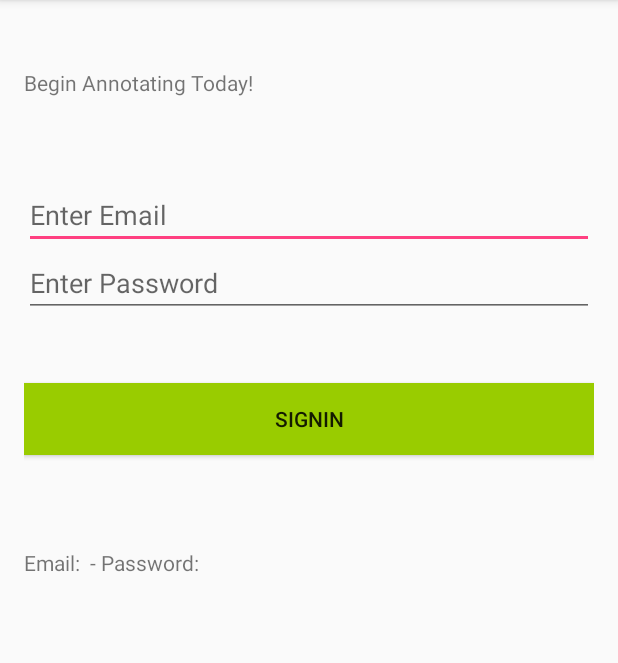
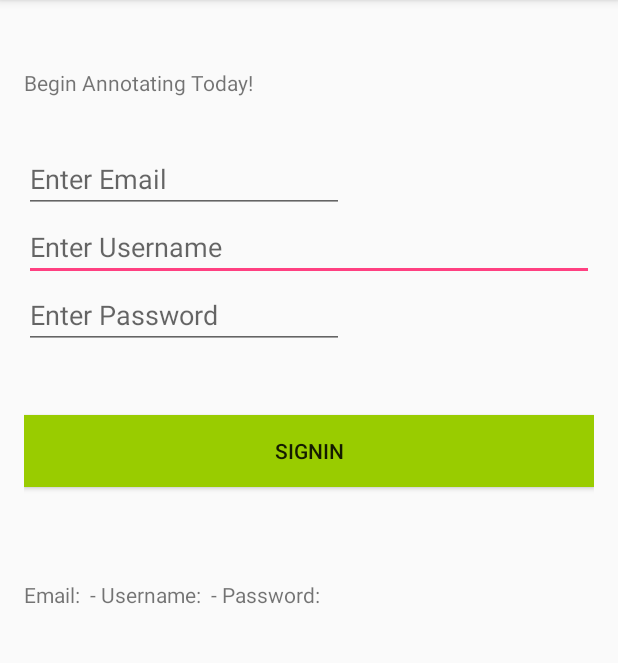
Before and after one commit to AyranIsTheNewRaki/Herodot, an Android app: the screen it shows after launch (MainActivity), after a tap on "SIGNIN", on a phone screen of 412 x 824 dp, the part 84-747 px from its top. Run offline under Robolectric (Android 15) with nearby library versions, the phone set to English and light mode, and no system bars.

Commit message:
add username field to signup form

```diff
--- a/ANDROID/Herdot/app/src/main/java/com/ayranisthenewraki/heredot/herdot/MainActivity.java
+++ b/ANDROID/Herdot/app/src/main/java/com/ayranisthenewraki/heredot/herdot/MainActivity.java
@@ -19,6 +19,7 @@ public class MainActivity extends AppCompatActivity {
     protected void onCreate(Bundle savedInstanceState) {
 
         final EditText emailInput;
+        final EditText usernameInput;
         final EditText passwordInput;
         final TextView outputField;
 
@@ -29,6 +30,7 @@ public class MainActivity extends AppCompatActivity {
         setSupportActionBar(toolbar);
 
         emailInput = (EditText) findViewById(R.id.emailField);
+        usernameInput = (EditText) findViewById(R.id.usernameField);
         passwordInput = (EditText) findViewById(R.id.passwordField);
         outputField = (TextView) findViewById(R.id.emailAndPassword);
 
@@ -37,9 +39,10 @@ public class MainActivity extends AppCompatActivity {
             @Override
             public void onClick(View view){
                 String email = emailInput.getText().toString();
+                String username = usernameInput.getText().toString();
                 String password = passwordInput.getText().toString();
 
-                outputField.setText("Email: " + email + " - Password: " + password);
+                outputField.setText("Email: " + email +" - Username: " + username +" - Password: " + password);
             }
         });
     }
--- a/ANDROID/Herdot/app/src/main/res/layout/content_main.xml
+++ b/ANDROID/Herdot/app/src/main/res/layout/content_main.xml
@@ -28,42 +28,15 @@
     <EditText
         android:layout_width="wrap_content"
         android:layout_height="wrap_content"
-        android:inputType="textEmailAddress"
-        android:ems="10"
-        android:layout_below="@+id/SecondLineText"
-        android:layout_alignParentLeft="true"
-        android:layout_alignParentStart="true"
-        android:layout_marginTop="56dp"
-        android:id="@+id/emailField"
-        android:layout_alignParentRight="true"
-        android:layout_alignParentEnd="true"
-        android:hint="Enter Email" />
-
-    <EditText
-        android:layout_width="wrap_content"
-        android:layout_height="wrap_content"
-        android:inputType="textPassword"
+        android:inputType="text"
         android:ems="10"
         android:layout_below="@+id/emailField"
         android:layout_alignParentLeft="true"
         android:layout_alignParentStart="true"
-        android:id="@+id/passwordField"
+        android:id="@+id/usernameField"
         android:layout_alignParentRight="true"
         android:layout_alignParentEnd="true"
-        android:hint="Enter Password" />
-
-    <Button
-        android:text="SignIn"
-        android:layout_width="wrap_content"
-        android:layout_height="wrap_content"
-        android:layout_marginTop="44dp"
-        android:id="@+id/signInButton"
-        android:layout_below="@+id/passwordField"
-        android:layout_alignParentLeft="true"
-        android:layout_alignParentStart="true"
-        android:background="@android:color/holo_green_light"
-        android:layout_alignParentRight="true"
-        android:layout_alignParentEnd="true" />
+        android:hint="Enter Username" />
 
     <TextView
         android:text=" "
@@ -76,4 +49,40 @@
         android:id="@+id/emailAndPassword"
         android:layout_alignParentRight="true"
         android:layout_alignParentEnd="true" />
+
+    <EditText
+        android:layout_width="wrap_content"
+        android:layout_height="wrap_content"
+        android:inputType="textEmailAddress"
+        android:ems="10"
+        android:layout_marginTop="32dp"
+        android:id="@+id/emailField"
+        android:hint="Enter Email"
+        android:layout_below="@+id/SecondLineText"
+        android:layout_alignParentLeft="true"
+        android:layout_alignParentStart="true" />
+
+    <EditText
+        android:layout_width="wrap_content"
+        android:layout_height="wrap_content"
+        android:inputType="textPassword"
+        android:ems="10"
+        android:id="@+id/passwordField"
+        android:hint="Enter Password"
+        android:layout_below="@+id/usernameField"
+        android:layout_alignParentLeft="true"
+        android:layout_alignParentStart="true" />
+
+    <Button
+        android:text="SignIn"
+        android:layout_width="wrap_content"
+        android:layout_height="wrap_content"
+        android:layout_marginTop="44dp"
+        android:id="@+id/signInButton"
+        android:background="@android:color/holo_green_light"
+        android:layout_below="@+id/passwordField"
+        android:layout_alignParentLeft="true"
+        android:layout_alignParentStart="true"
+        android:layout_alignParentRight="true"
+        android:layout_alignParentEnd="true" />
 </RelativeLayout>
```
